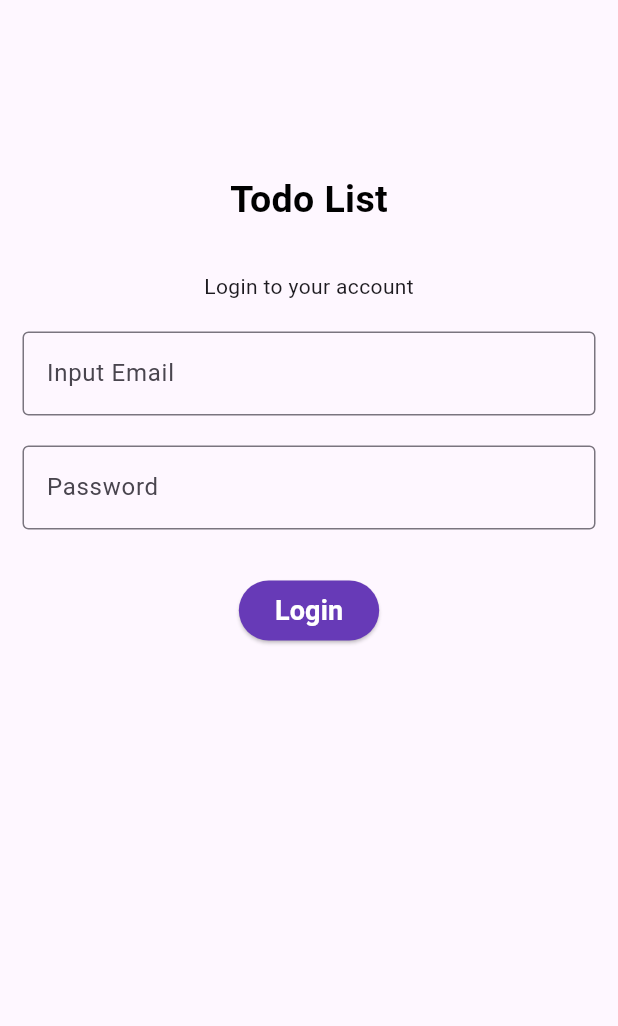
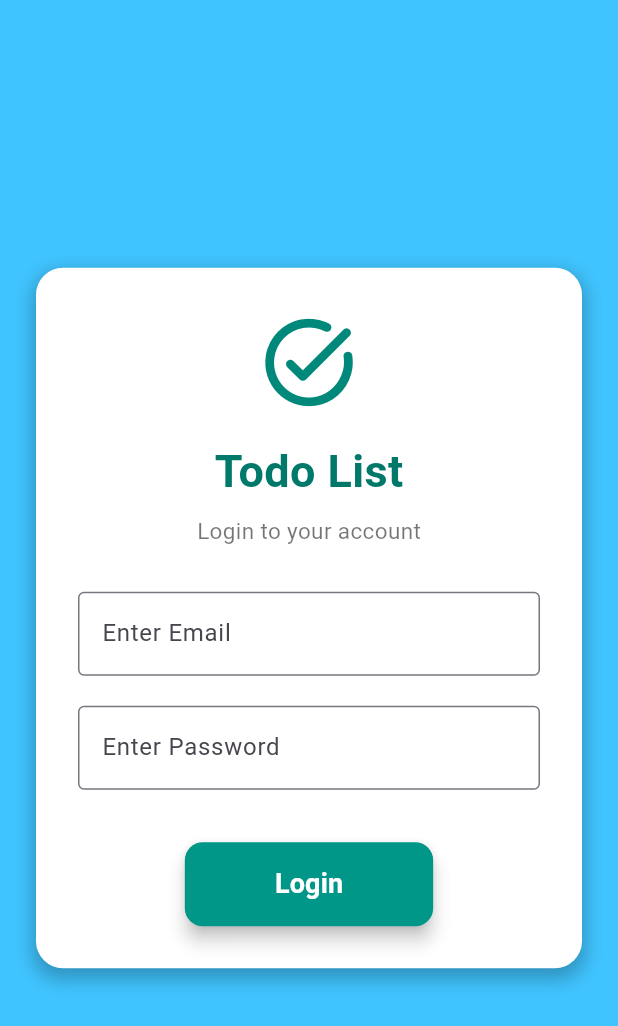
Before and after one commit to dira28/TodoList_App, a Flutter app: the screen it shows after launch, on a phone screen of 412 x 824 dp. Shown: the top 1026 px of the screen. Run offline on Flutter 3.47's test engine with Material 3 defaults, Android fonts, the phone set to English and light mode, and no system bars; our stand-ins replace get.

Commit message:
[DR]add styling for login page

```diff
--- a/lib/pages/login_page.dart
+++ b/lib/pages/login_page.dart
@@ -12,57 +12,70 @@ class LoginPage extends StatelessWidget {
   @override
   Widget build(BuildContext context) {
     return Scaffold(
-      // appBar: AppBar(
-      //   backgroundColor: Colors.deepPurple,
-      //   title: Text(
-      //     "Login Page",
-      //     style: TextStyle(fontSize: 25, color: (Colors.white)),
-      //   ),
-      // ),
+      backgroundColor: Colors.lightBlueAccent,
+      body: Center(
+        child: SingleChildScrollView(
+          child: Container(
+            margin: const EdgeInsets.symmetric(horizontal: 24, vertical: 20),
+            padding: const EdgeInsets.all(28),
+            decoration: BoxDecoration(
+              color: Colors.white,
+              borderRadius: BorderRadius.circular(18),
+              boxShadow: [
+                BoxShadow(
+                  color: Colors.black26,
+                  blurRadius: 10,
+                  spreadRadius: 2,
+                  offset: const Offset(0, 5),
+                ),
+              ],
+            ),
+            child: Column(
+              crossAxisAlignment: CrossAxisAlignment.center,
+              children: [
+                Icon(
+                  Icons.task_alt_rounded,
+                  size: 70,
+                  color: Colors.teal.shade600,
+                ),
+                const SizedBox(height: 16),
+                Text(
+                  "Todo List",
+                  style: TextStyle(
+                    fontSize: 30,
+                    fontWeight: FontWeight.bold,
+                    color: Colors.teal.shade700,
+                  ),
+                ),
+                const SizedBox(height: 8),
+                const Text(
+                  "Login to your account",
+                  style: TextStyle(fontSize: 15, color: Colors.black54),
+                ),
+                const SizedBox(height: 30),
 
-      body: Container(
-        margin: EdgeInsets.all(15),
-        child: Column(
-          crossAxisAlignment: CrossAxisAlignment.start,
-          children: [
-            SizedBox(height: 100),
+                CustomTextField(
+                  textEditingController: authController.emailController,
+                  hintText: "Enter Email",
+                ),
+                const SizedBox(height: 20),
 
-            Center(
-              child: Text(
-                "Todo List",
-                style: TextStyle(
-                  fontSize: 25,
-                  color: (Colors.black),
-                  fontWeight: FontWeight.bold,
+                CustomTextField(
+                  textEditingController: authController.passwordController,
+                  hintText: "Enter Password",
+                  obscureText: true,
                 ),
-              ),
-            ),
-            SizedBox(height: 30),
 
-            Center(child: Text("Login to your account")),
-            Container(
-              margin: EdgeInsets.only(top: 20, bottom: 20),
-              child: CustomTextField(
-                textEditingController: authController.emailController,
-                hintText: "Input Email",
-              ),
-            ),
-            CustomTextField(
-              textEditingController: authController.passwordController,
-              hintText: "Password",
-              obscureText: true,
-            ),
-            Container(
-              margin: EdgeInsets.only(top: 30),
-              child: Center(
-                child: CustomButton(
+                const SizedBox(height: 35),
+
+                CustomButton(
                   text: "Login",
                   textColor: Colors.white,
-                  onPressed: () => authController.login()
+                  onPressed: () => authController.login(),
                 ),
-              ),
+              ],
             ),
-          ],
+          ),
         ),
       ),
     );
--- a/lib/widgets/widget_button.dart
+++ b/lib/widgets/widget_button.dart
@@ -16,13 +16,18 @@ class CustomButton extends StatelessWidget {
   Widget build(BuildContext context) {
     return ElevatedButton(
       onPressed: onPressed,
-      style: ElevatedButton.styleFrom(backgroundColor: Colors.deepPurple),
+      style: ElevatedButton.styleFrom(
+        backgroundColor: Colors.teal,
+        padding: const EdgeInsets.symmetric(horizontal: 60, vertical: 15),
+        shape: RoundedRectangleBorder(borderRadius: BorderRadius.circular(12)),
+        elevation: 5,
+      ),
       child: Text(
         text,
         style: TextStyle(
           color: textColor,
           fontSize: 18,
-          fontWeight: FontWeight.bold,
+          fontWeight: FontWeight.w600,
         ),
       ),
     );
```
